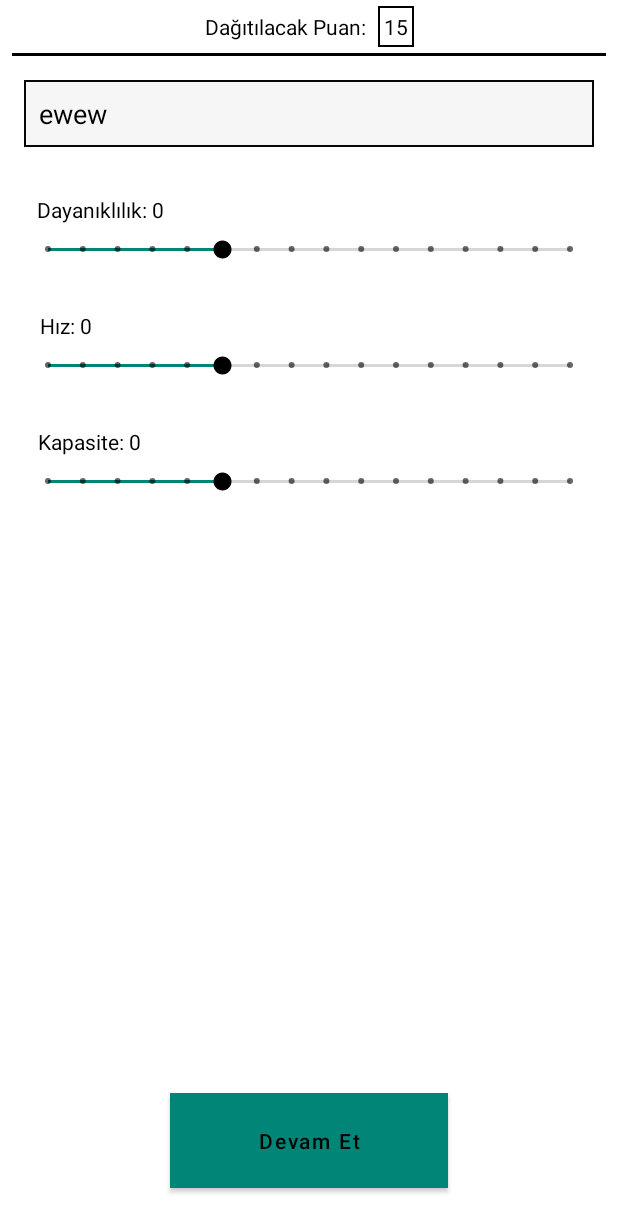
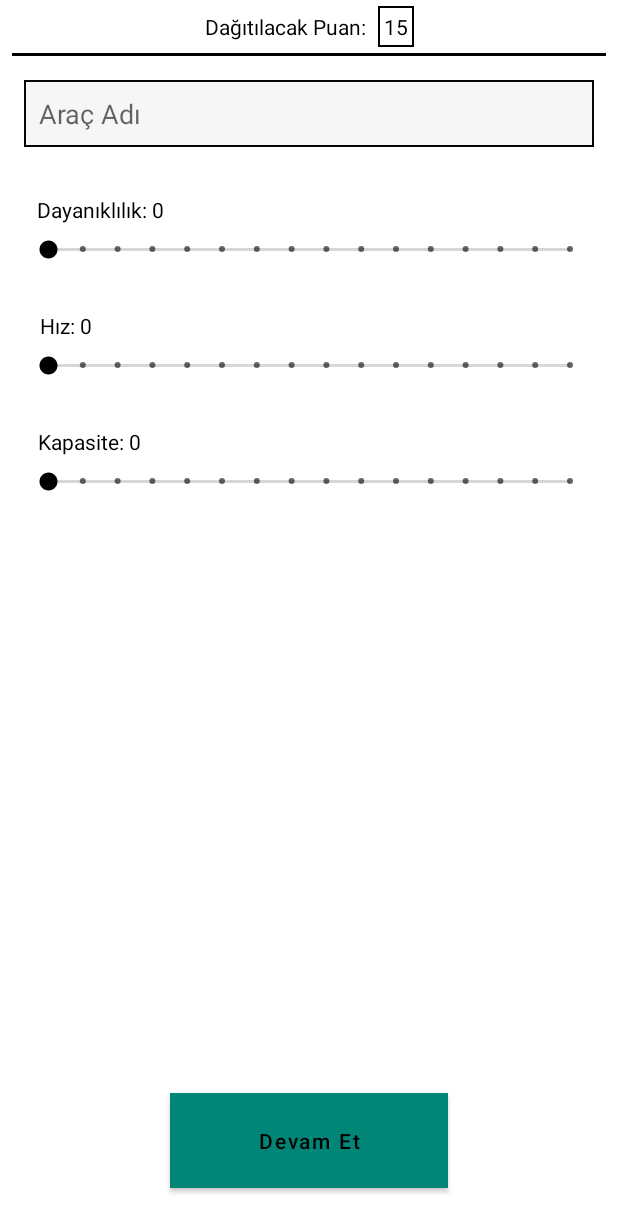
Before and after one commit to muminosman/96c0491777659667e4276631a5f95cd1, an Android app: the screen it shows after launch (UzayAraciOlusturmaActivity), on a phone screen of 412 x 824 dp. Shown: the top 1232 px of the screen. Run offline under Robolectric (Android 15) with nearby library versions, the phone set to English and light mode, and no system bars.

```diff
--- a/app/src/main/res/layout/activity_uzay_araci_olusturma.xml
+++ b/app/src/main/res/layout/activity_uzay_araci_olusturma.xml
@@ -70,7 +70,6 @@
         android:background="@drawable/bg_tv"
         android:ems="10"
         android:hint="Araç Adı"
-        android:text="ewew"
         android:padding="10dp"
         android:inputType="textPersonName"
         android:textColor="@color/black"
@@ -103,7 +102,6 @@
         android:layout_marginTop="8dp"
         android:max="15"
         android:min="0"
-        android:progress="5"
         android:progressTint="@color/colorPrimary"
         app:layout_constraintBottom_toTopOf="@+id/tvHiz"
         app:layout_constraintEnd_toEndOf="@+id/edtAracAdi"
@@ -134,8 +132,6 @@
         android:max="15"
         android:min="0"
         android:progressTint="@color/colorPrimary"
-        android:progress="5"
-
         app:layout_constraintBottom_toTopOf="@+id/tvKapasite"
         app:layout_constraintEnd_toEndOf="@+id/edtAracAdi"
         app:layout_constraintHorizontal_bias="0.5"
@@ -149,7 +145,6 @@
         android:layout_marginTop="32dp"
         android:text="@string/kapasite"
         android:textColor="@color/black"
-
         app:layout_constraintBottom_toTopOf="@+id/seekBarKapasite"
         app:layout_constraintEnd_toEndOf="@+id/seekBarKapasite"
         app:layout_constraintHorizontal_bias="0.03"
@@ -168,8 +163,6 @@
         app:layout_constraintBottom_toTopOf="@+id/btnDevamEt"
         app:layout_constraintEnd_toEndOf="@+id/edtAracAdi"
         app:layout_constraintHorizontal_bias="0.5"
-        android:progress="5"
-
         app:layout_constraintStart_toStartOf="@+id/edtAracAdi"
         app:layout_constraintTop_toBottomOf="@+id/tvKapasite" />
 
```
Also changed, not shown: app/src/main/java/com/example/a96c0491777659667e4276631a5f95cd1/ui/istasyonlar/FavoriIstasyonlarAdapter.kt (+0 -22 lines), app/src/main/java/com/example/a96c0491777659667e4276631a5f95cd1/data/model/UzayAraci.kt (renamed from app/src/main/java/com/example/a96c0491777659667e4276631a5f95cd1/data/UzayAraci.kt).
